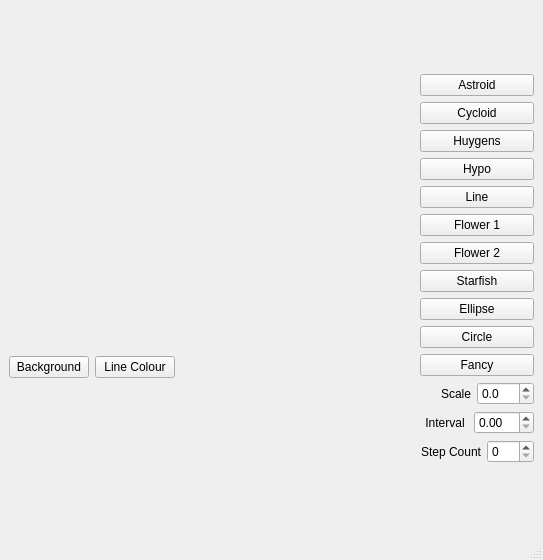
KevinDyke/QtCurvesCpp, file mainwindow.ui: the form before one commit.
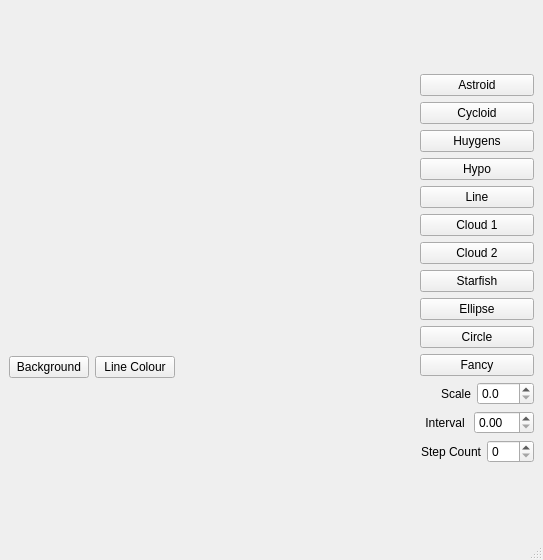
The form after the commit. Custom widgets are drawn as their Qt base class.

Commit message: Update UI to add starfish, ellipse and cloud shapes.

Patch:
```diff
--- a/mainwindow.ui
+++ b/mainwindow.ui
@@ -96,14 +96,14 @@
       <item>
        <widget class="QPushButton" name="pushButton">
         <property name="text">
-         <string>Flower 1</string>
+         <string>Cloud 1</string>
         </property>
        </widget>
       </item>
       <item>
        <widget class="QPushButton" name="pushButton_2">
         <property name="text">
-         <string>Flower 2</string>
+         <string>Cloud 2</string>
         </property>
        </widget>
       </item>
```
Left out of the diff: 12 changed lines with no effect on the pictures. The commit also changes 4 other files.
